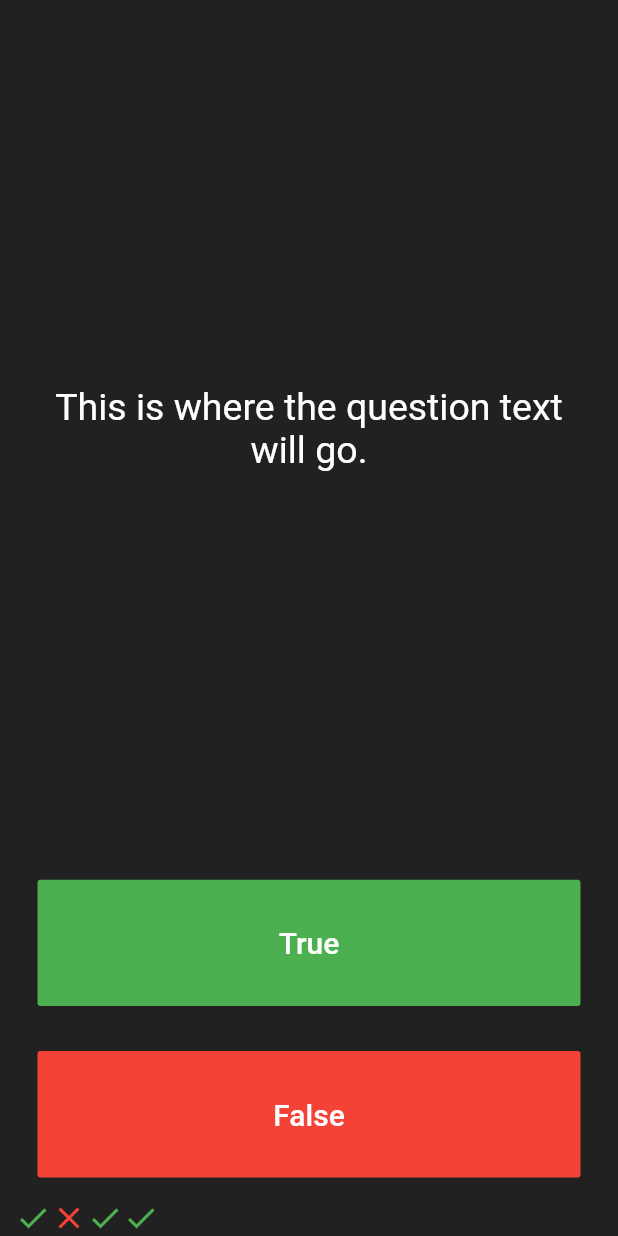
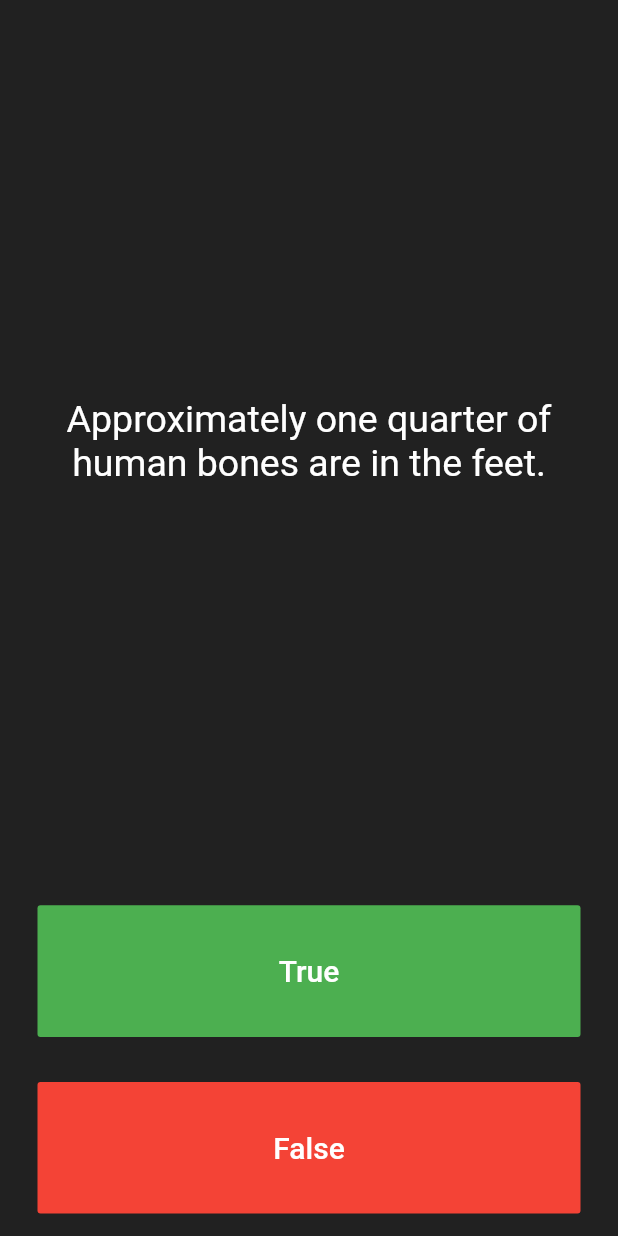
Before and after one commit to TokisakiKurumi2001/quizzlier_flutter, a Flutter app: the screen it shows after launch, after a tap on "True", on a phone screen of 412 x 824 dp. Run offline on Flutter 3.47's test engine with Material 2 defaults, Android fonts, the phone set to English and light mode, and no system bars.

Commit message:
Display different questions

```diff
--- a/lib/main.dart
+++ b/lib/main.dart
@@ -25,14 +25,25 @@ class QuizPage extends StatefulWidget {
 }
 
 class _QuizPageState extends State<QuizPage> {
-  List<Icon> scoreKeeper = [
-    Icon(
-      Icons.check,
-      color: Colors.green,
-    ),
-    Icon(Icons.close, color: Colors.red),
-    Icon(Icons.check, color: Colors.green),
+  List<Icon> scoreKeeper = [];
+
+  List<String> question = [
+    'You can lead a cow down stairs but not up stairs.',
+    'Approximately one quarter of human bones are in the feet.',
+    'A slug\'s blood is green.'
   ];
+
+  int questionNumber = 1;
+
+  void nextQuestion() {
+    setState(() {
+      if (questionNumber < question.length) {
+        questionNumber += 1;
+      } else {
+        questionNumber = 1;
+      }
+    });
+  }
 
   @override
   Widget build(BuildContext context) {
@@ -46,7 +57,7 @@ class _QuizPageState extends State<QuizPage> {
             padding: EdgeInsets.all(10.0),
             child: Center(
               child: Text(
-                'This is where the question text will go.',
+                question[questionNumber - 1],
                 textAlign: TextAlign.center,
                 style: TextStyle(
                   fontSize: 25.0,
@@ -70,11 +81,7 @@ class _QuizPageState extends State<QuizPage> {
                 ),
               ),
               onPressed: () {
-                setState(() {
-                  scoreKeeper.add(
-                    Icon(Icons.check, color: Colors.green),
-                  );
-                });
+                nextQuestion();
               },
             ),
           ),
@@ -92,7 +99,7 @@ class _QuizPageState extends State<QuizPage> {
                 ),
               ),
               onPressed: () {
-                //The user picked false.
+                nextQuestion();
               },
             ),
           ),
```
